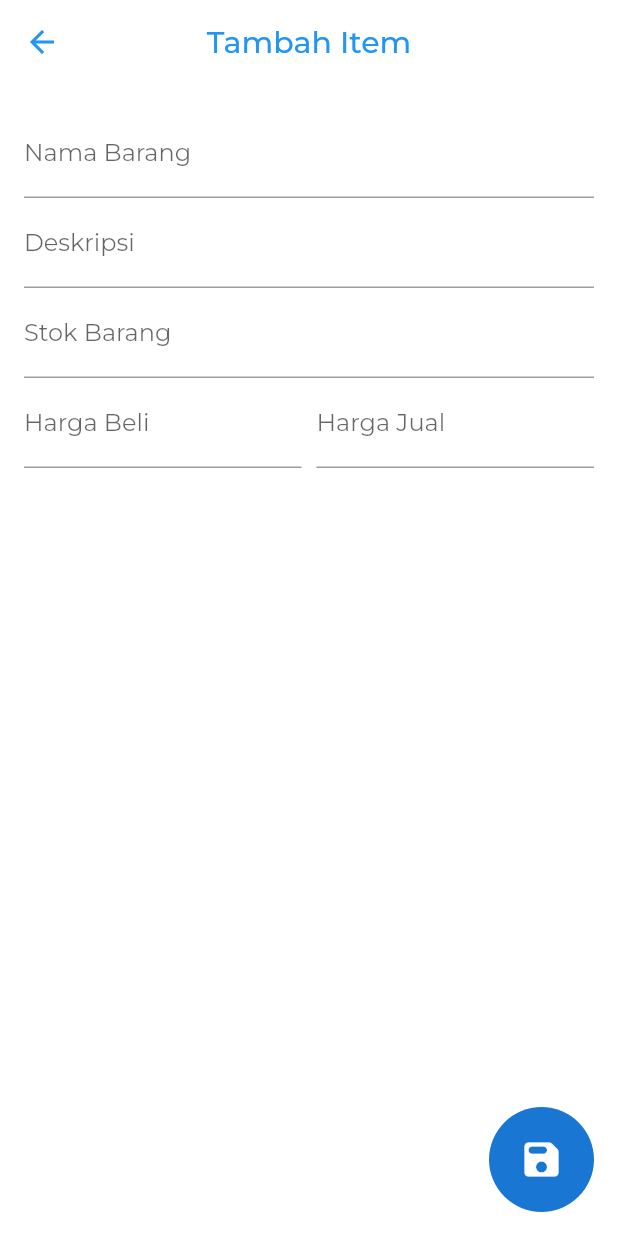
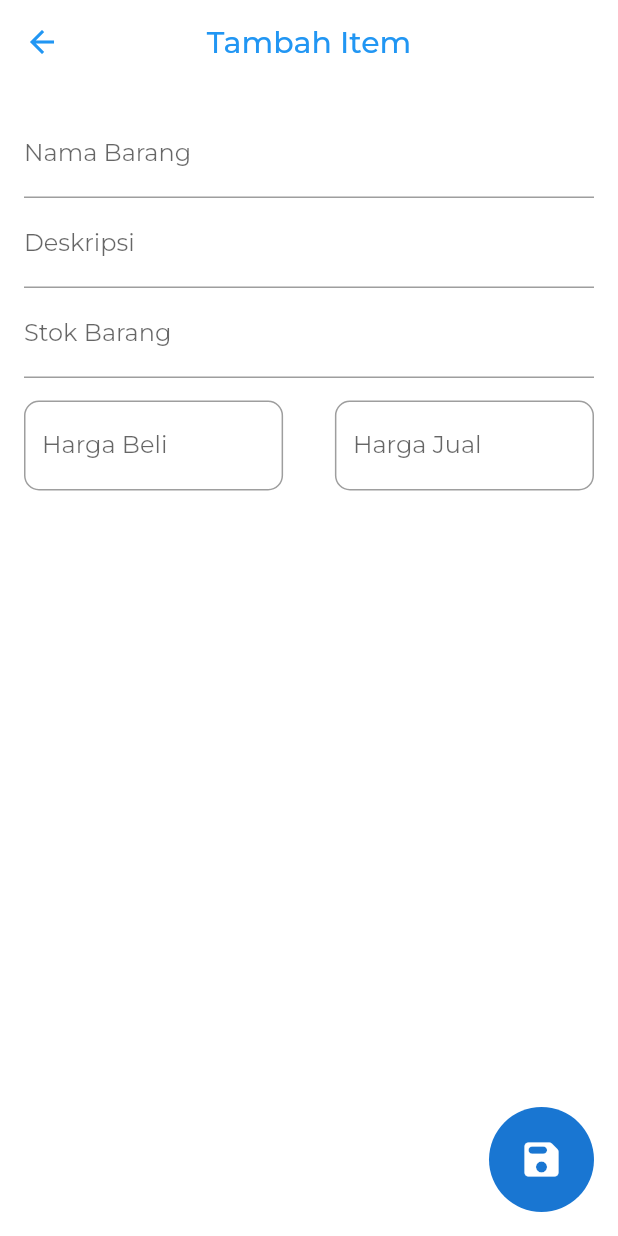
Before and after one commit to ramasii/itemwise, a Flutter app: the ViewItemPage screen opened directly, on a phone screen of 412 x 824 dp. Run offline on Flutter 3.47's test engine with Material 2 defaults, Android fonts, the phone set to English and light mode, and no system bars; our stand-ins replace shared_preferences; accounts and stored records are empty; generated files the repository leaves out were written again.

Commit message:
border di textfield harga jual dan beli

```diff
--- a/lib/pages/view_item_page.dart
+++ b/lib/pages/view_item_page.dart
@@ -65,6 +65,7 @@ class _ViewItemPageState extends State<ViewItemPage> {
               decoration: InputDecoration(
                   labelText: AppLocalizations.of(context)!.itemName),
             ),
+
             // deskripsi | description
             TextFormField(
               controller: _itemDescriptionController,
@@ -72,6 +73,7 @@ class _ViewItemPageState extends State<ViewItemPage> {
                   labelText: AppLocalizations.of(context)!.description),
               maxLines: null,
             ),
+
             // stok | stock
             TextFormField(
               key: GlobalKey(),
@@ -91,10 +93,14 @@ class _ViewItemPageState extends State<ViewItemPage> {
                 clearNotNumber(value, _itemStockController);
               },
             ),
+
+            Container(height: 15,),
+
+            // harga beli | purchase price | buy price
             Row(
               children: [
-                // harga beli | purchase price | buy price
                 Expanded(
+                  flex: 5,
                   child: TextFormField(
                     controller: _purchasePriceController,
                     validator: (value) {
@@ -105,7 +111,13 @@ class _ViewItemPageState extends State<ViewItemPage> {
                     },
                     keyboardType: TextInputType.number,
                     decoration: InputDecoration(
-                        labelText: AppLocalizations.of(context)!.purPrice),
+                      labelText: AppLocalizations.of(context)!.purPrice,
+                      border: OutlineInputBorder(
+                        // Mengatur border
+                        borderRadius: BorderRadius.circular(
+                            10.0), // Mengatur sudut border
+                      ),
+                    ),
                     onChanged: (value) {
                       // Membersihkan karakter selain angka
                       clearNotNumber(value, _purchasePriceController);
@@ -113,12 +125,11 @@ class _ViewItemPageState extends State<ViewItemPage> {
                   ),
                 ),
 
-                Container(
-                  width: 10,
-                ),
+                const Spacer(),
 
                 // harga jual | sell price
                 Expanded(
+                  flex: 5,
                   child: TextFormField(
                     controller: _sellingPriceController,
                     validator: (value) {
@@ -129,7 +140,13 @@ class _ViewItemPageState extends State<ViewItemPage> {
                     },
                     keyboardType: TextInputType.number,
                     decoration: InputDecoration(
-                        labelText: AppLocalizations.of(context)!.selPrice),
+                      labelText: AppLocalizations.of(context)!.selPrice,
+                      border: OutlineInputBorder(
+                        // Mengatur border
+                        borderRadius: BorderRadius.circular(
+                            10.0), // Mengatur sudut border
+                      ),
+                    ),
                     onChanged: (value) {
                       // Membersihkan karakter selain angka
                       clearNotNumber(value, _sellingPriceController);
```
